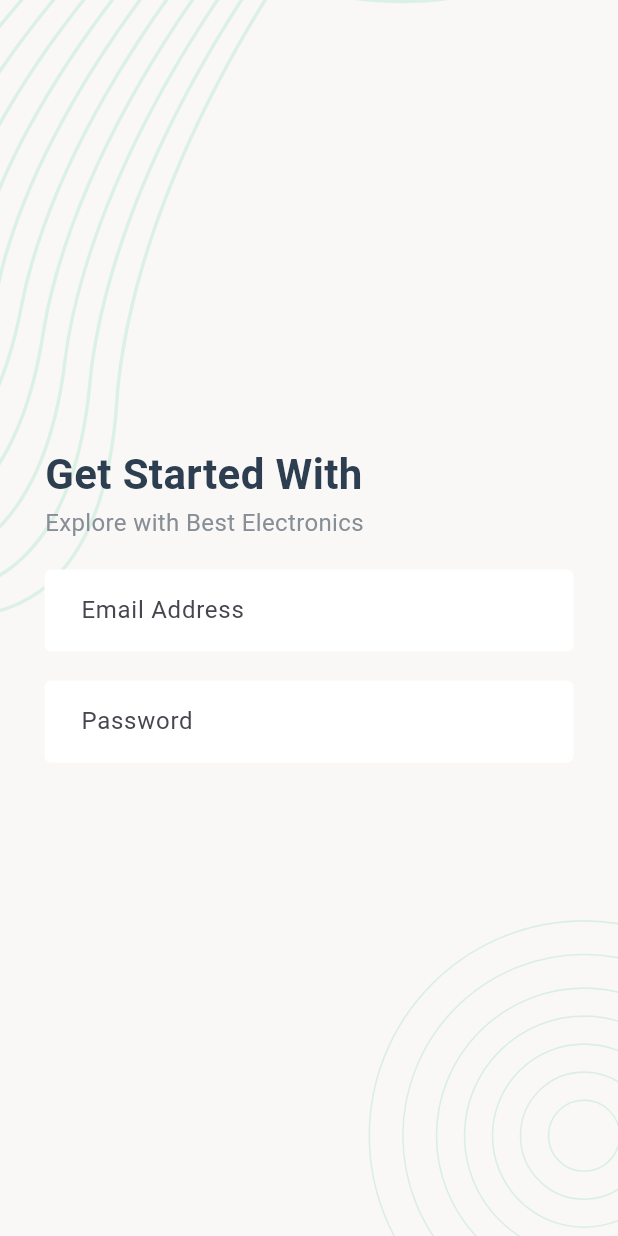
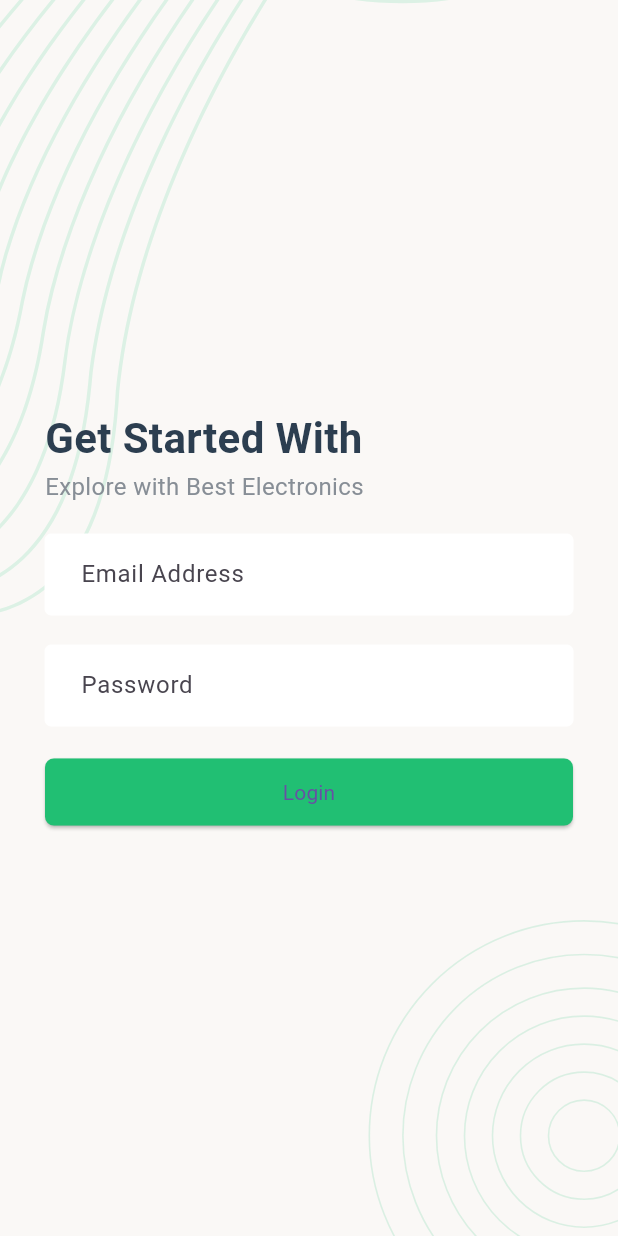
Before and after one commit to Zahed75/task_manager, a Flutter app: the loginScreen screen opened by its route, on a phone screen of 412 x 824 dp. Run offline on Flutter 3.47's test engine with Material 3 defaults, Android fonts, the phone set to English and light mode, and no system bars; our stand-ins replace flutter_svg, fluttertoast, pin_code_fields; Roboto replaces fonts that are missing (poppins).

Commit message:
modified:   lib/main.dart 	modified:   lib/screen/onboarding/loginScreen.dart 	modified:   lib/screen/onboarding/registrationScreen.dart 	modified:   lib/style/style.dart

```diff
--- a/lib/main.dart
+++ b/lib/main.dart
@@ -19,7 +19,7 @@ class MyApp extends StatelessWidget{
   Widget build(BuildContext context){
     return MaterialApp(
       title:"Task Manager",
-      initialRoute:'/login',
+      initialRoute:'/registration',
       routes: {
         '/':(context)=>splashScreen(),
         '/login':(context)=>loginScreen(),
--- a/lib/screen/onboarding/loginScreen.dart
+++ b/lib/screen/onboarding/loginScreen.dart
@@ -35,6 +35,13 @@ class _loginScreenState extends State<loginScreen>{
                 SizedBox(height:20),
                 TextFormField(decoration:AppInputDecoration("Password"),),
                 SizedBox(height:20),
+                Container(child:ElevatedButton(
+                  style:AppButtonStyle(),
+                  child:SuccessButtonChild('Login'),
+                  onPressed: (){
+
+                  },
+                ),)
               ],
             )
           )
--- a/lib/style/style.dart
+++ b/lib/style/style.dart
@@ -68,7 +68,6 @@ InputDecoration AppInputDecoration(label){
       labelText: label
   );
 }
-
 
 //DropDown Style
 
```
Also changed, not shown: lib/screen/onboarding/registrationScreen.dart (+25 -1 lines).
